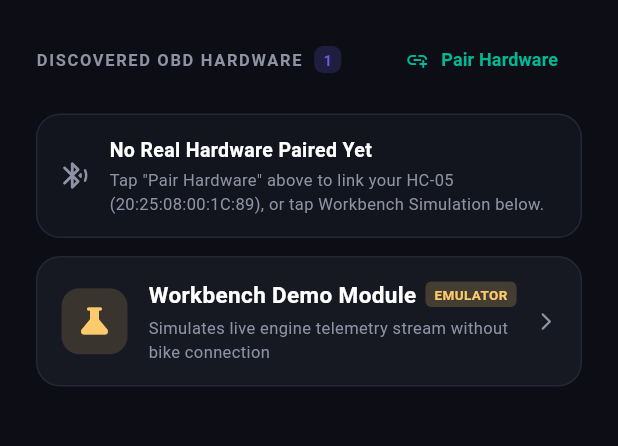
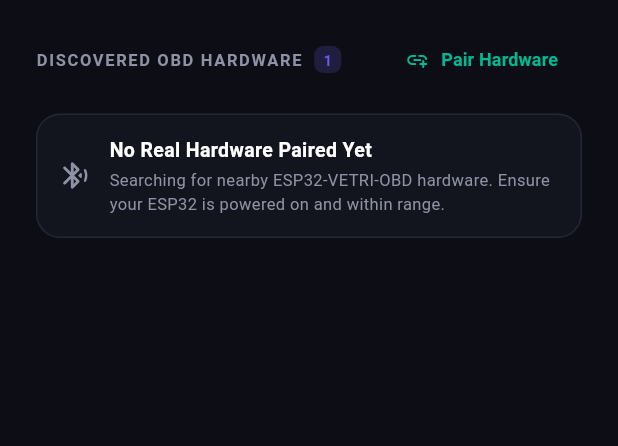
Before and after one commit to Laavanya-M0117/VehiclePredSys, a Flutter app: the screen it shows after launch, on a phone screen of 412 x 824 dp, the part 131-577 px from its top. Run offline on Flutter 3.47's test engine with Material 3 defaults, Android fonts, the phone set to English and light mode, and no system bars; our stand-ins replace fl_chart, flutter_blue_plus, flutter_secure_storage, geolocator, pdf, printing and 2 more; accounts and stored records are empty.

Commit message:
feat(web+esp32): update web release bundle with genuine BLE pairing and high-cadence 180ms telemetry

```diff
--- a/mobile_app/lib/screens/ble_pairing_screen.dart
+++ b/mobile_app/lib/screens/ble_pairing_screen.dart
@@ -147,8 +147,8 @@ class _BlePairingScreenState extends State<BlePairingScreen> {
   }
 
   void _showManualPairDialog() {
-    final nameCtrl = TextEditingController(text: 'HC-05');
-    final macCtrl = TextEditingController(text: '20:25:08:00:1C:89');
+    final nameCtrl = TextEditingController(text: 'ESP32-VETRI-OBD');
+    final macCtrl = TextEditingController(text: '');
 
     showDialog(
       context: context,
@@ -178,7 +178,7 @@ class _BlePairingScreenState extends State<BlePairingScreen> {
               decoration: InputDecoration(
                 labelText: 'Bluetooth Name',
                 labelStyle: const TextStyle(color: Color(0xFF8E92A4)),
-                hintText: 'HC-05 (Bluetooth Module)',
+                hintText: 'ESP32-VETRI-OBD',
                 hintStyle: const TextStyle(color: Color(0xFF5A5E73)),
                 filled: true,
                 fillColor: const Color(0xFF0D0E15),
@@ -194,7 +194,7 @@ class _BlePairingScreenState extends State<BlePairingScreen> {
               decoration: InputDecoration(
                 labelText: 'Hardware ID / MAC (Optional)',
                 labelStyle: const TextStyle(color: Color(0xFF8E92A4)),
-                hintText: '20:25:08:00:1C:89 (Bluetooth MAC)',
+                hintText: 'ESP32 MAC or BLE Remote ID',
                 hintStyle: const TextStyle(color: Color(0xFF5A5E73)),
                 filled: true,
                 fillColor: const Color(0xFF0D0E15),
@@ -243,17 +243,6 @@ class _BlePairingScreenState extends State<BlePairingScreen> {
     final provider = Provider.of<AppStateProvider>(context, listen: false);
     final deviceId = device['id'] ?? 'unknown';
 
-    // Workbench simulation connects directly
-    if (deviceId.contains('DEMO')) {
-      provider.connectToDevice(device);
-      Navigator.of(context).pushAndRemoveUntil(
-        MaterialPageRoute(builder: (_) => const MainNavigationShell()),
-        (route) => false,
-      );
-      return;
-    }
-
-    // Real hardware must undergo registration / security authentication
     final isBound = await provider.isDeviceBound(deviceId);
     if (!mounted) return;
 
@@ -278,8 +267,6 @@ class _BlePairingScreenState extends State<BlePairingScreen> {
       );
     }
   }
-
-  @override
   void dispose() {
     _adapterSub?.cancel();
     _scanSub?.cancel();
@@ -478,7 +465,7 @@ class _BlePairingScreenState extends State<BlePairingScreen> {
                                   Text('No Real Hardware Paired Yet',
                                       style: TextStyle(color: Colors.white, fontWeight: FontWeight.bold, fontSize: 13)),
                                   SizedBox(height: 2),
-                                  Text('Tap "Pair Hardware" above to link your HC-05 (20:25:08:00:1C:89), or tap Workbench Simulation below.',
+                                  Text('Searching for nearby ESP32-VETRI-OBD hardware. Ensure your ESP32 is powered on and within range.',
                                       style: TextStyle(color: Color(0xFF8E92A4), fontSize: 11)),
                                 ],
                               ),
@@ -581,85 +568,6 @@ class _BlePairingScreenState extends State<BlePairingScreen> {
                         ),
                       );
                     }),
-
-                    // WORKBENCH DEMO MODULE (Always available for testing)
-                    Container(
-                      margin: const EdgeInsets.only(bottom: 12),
-                      decoration: BoxDecoration(
-                        color: const Color(0xFF161922),
-                        borderRadius: BorderRadius.circular(16),
-                        border: Border.all(color: const Color(0xFF232736)),
-                      ),
-                      child: Material(
-                        color: Colors.transparent,
-                        child: InkWell(
-                          borderRadius: BorderRadius.circular(16),
-                          onTap: () => _connectDevice({
-                            'name': 'Workbench Demo OBD-II Module',
-                            'id': 'ESP32-OBD-VETRI-DEMO',
-                            'rssi': '-42 dBm',
-                          }),
-                          child: Padding(
-                            padding: const EdgeInsets.symmetric(horizontal: 16, vertical: 14),
-                            child: Row(
-                              children: [
-                                Container(
-                                  padding: const EdgeInsets.all(10),
-                                  decoration: BoxDecoration(
-                                    color: const Color(0xFFFDCB6E).withValues(alpha: 0.15),
-                                    borderRadius: BorderRadius.circular(12),
-                                  ),
-                                  child: const Icon(Icons.science_rounded,
-                                      color: Color(0xFFFDCB6E), size: 24),
-                                ),
-                                const SizedBox(width: 14),
-                                Expanded(
-                                  child: Column(
-                                    crossAxisAlignment: CrossAxisAlignment.start,
-                                    children: [
-                                      Row(
-                                        children: [
-                                          const Text(
-                                            'Workbench Demo Module',
-                                            style: TextStyle(
-                                                color: Colors.white,
-                                                fontWeight: FontWeight.bold,
-                                                fontSize: 15),
-                                          ),
-                                          const SizedBox(width: 6),
-                                          Container(
-                                            padding: const EdgeInsets.symmetric(
-                                                horizontal: 6, vertical: 2),
-                                            decoration: BoxDecoration(
-                                              color: const Color(0xFFFDCB6E)
-                                                  .withValues(alpha: 0.2),
-                                              borderRadius: BorderRadius.circular(4),
-                                            ),
-                                            child: const Text('EMULATOR',
-                                                style: TextStyle(
-                                                    color: Color(0xFFFDCB6E),
-                                                    fontSize: 9,
-                                                    fontWeight: FontWeight.bold)),
-                                          ),
-                                        ],
-                                      ),
-                                      const SizedBox(height: 4),
-                                      const Text(
-                                        'Simulates live engine telemetry stream without bike connection',
-                                        style: TextStyle(color: Color(0xFF8E92A4), fontSize: 11),
-                                      ),
-                                    ],
-                                  ),
-                                ),
-                                const SizedBox(width: 8),
-                                const Icon(Icons.arrow_forward_ios_rounded,
-                                    color: Color(0xFF8E92A4), size: 14),
-                              ],
-                            ),
-                          ),
-                        ),
-                      ),
-                    ),
                   ],
                 ),
               ),
```
Also changed, not shown: web_dist/assets/fonts/MaterialIcons-Regular.otf, 5 other files.
